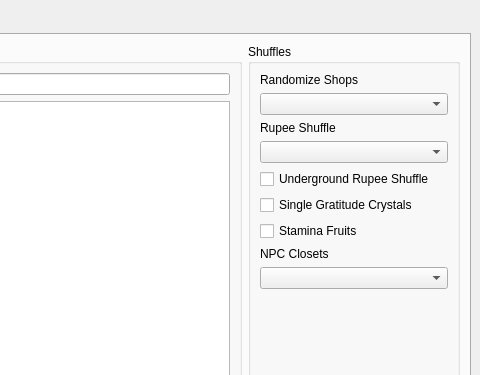
Old version of the form gui/ui/main.ui in the repository mint-choc-chip-skyblade/sshd-rando; both pictures show x 720 to 1200 and y 0 to 375 of the 1200 by 800 pixel window.
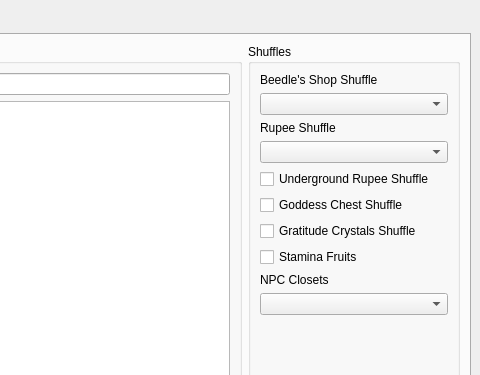
New version of the form.

Commit message: Filter out vanilla shuffle checks

```diff
--- a/gui/ui/main.ui
+++ b/gui/ui/main.ui
@@ -1093,7 +1093,7 @@
            <item>
             <widget class="QLabel" name="randomized_shops_label">
              <property name="text">
-              <string>Randomize Shops</string>
+              <string>Beedle's Shop Shuffle</string>
              </property>
             </widget>
            </item>
@@ -1120,7 +1120,14 @@
            <item>
             <widget class="QCheckBox" name="setting_shuffle_single_gratitude_crystals">
              <property name="text">
-              <string>Single Gratitude Crystals</string>
+              <string>Goddess Chest Shuffle</string>
+             </property>
+            </widget>
+           </item>
+           <item>
+            <widget class="QCheckBox" name="setting_gratitude_crystal_shuffle">
+             <property name="text">
+              <string>Gratitude Crystals Shuffle</string>
              </property>
             </widget>
            </item>
```
Left out of the diff: 10 changed lines with no effect on the pictures. The commit also changes 18 other files.
